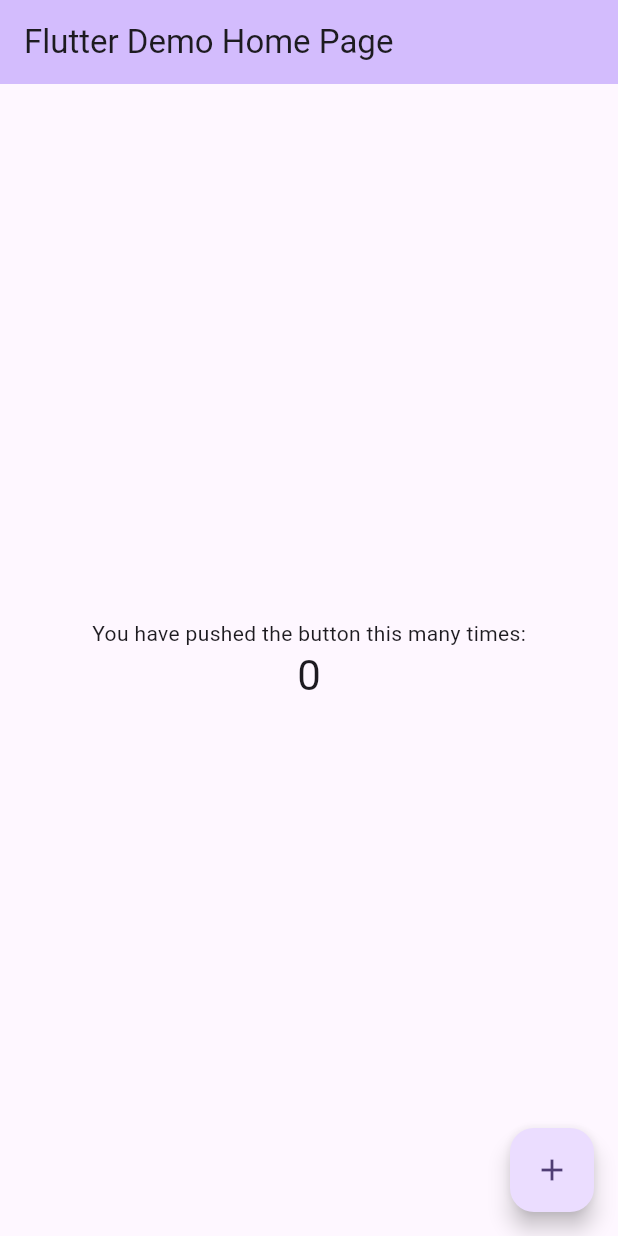
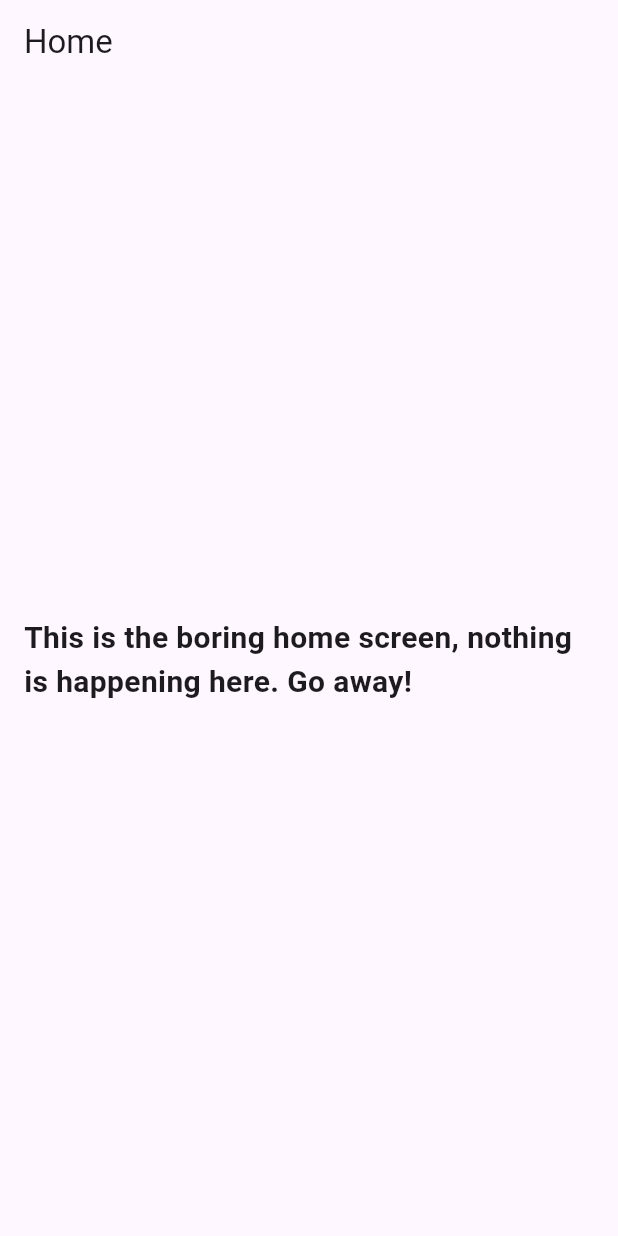
Before and after one commit to HaraldRichter/sharing_intent_demo, a Flutter app: the screen it shows after launch, on a phone screen of 412 x 824 dp. Run offline on Flutter 3.47's test engine with Material 3 defaults, Android fonts, the phone set to English and light mode, and no system bars; missing offline and left inert: flutter_sharing_intent.

Commit message:
first stuff

```diff
--- /dev/null
+++ b/lib/home_screen.dart
@@ -0,0 +1,23 @@
+import 'package:flutter/material.dart';
+
+class HomeScreen extends StatelessWidget {
+  const HomeScreen({super.key});
+
+  @override
+  Widget build(BuildContext context) {
+    return Scaffold(
+      appBar: AppBar(
+        title: const Text("Home"),
+      ),
+      body: const Center(
+        child: Padding(
+          padding: EdgeInsets.all(16.0),
+          child: Text(
+            "This is the boring home screen, nothing is happening here. Go away!",
+            style: TextStyle(fontSize: 20, fontWeight: FontWeight.bold),
+          ),
+        ),
+      ),
+    );
+  }
+}
--- /dev/null
+++ b/lib/init_data.dart
@@ -0,0 +1,6 @@
+class InitData {
+  final String sharedText;
+  final String routeName;
+
+  InitData(this.sharedText, this.routeName);
+}
--- a/lib/main.dart
+++ b/lib/main.dart
@@ -1,125 +1,54 @@
 import 'package:flutter/material.dart';
+import 'package:sharing_intent_demo/home_screen.dart';
+import 'package:flutter_sharing_intent/flutter_sharing_intent.dart';
 
-void main() {
-  runApp(const MyApp());
+
+import 'init_data.dart';
+
+const String homeRoute = "home";
+const String showDataRoute = "showData";
+
+Future<InitData> init() async {
+  String sharedText = "";
+  String routeName = homeRoute;
+
+  return InitData(sharedText, routeName);
 }
 
-class MyApp extends StatelessWidget {
-  const MyApp({super.key});
+void main() async {
+  WidgetsFlutterBinding.ensureInitialized();
+  InitData initData = await init();
 
+
+
+  runApp(MyApp(initData: initData));
+}
+
+class MyApp extends StatefulWidget {
+  const MyApp({super.key, required this.initData});
+  final InitData initData;
+
+  @override
+  State<MyApp> createState() => _MyAppState();
+}
+
+class _MyAppState extends State<MyApp> {
   // This widget is the root of your application.
   @override
   Widget build(BuildContext context) {
     return MaterialApp(
-      title: 'Flutter Demo',
+      title: 'Sharing Intent Demo',
       theme: ThemeData(
-        // This is the theme of your application.
-        //
-        // TRY THIS: Try running your application with "flutter run". You'll see
-        // the application has a blue toolbar. Then, without quitting the app,
-        // try changing the seedColor in the colorScheme below to Colors.green
-        // and then invoke "hot reload" (save your changes or press the "hot
-        // reload" button in a Flutter-supported IDE, or press "r" if you used
-        // the command line to start the app).
-        //
-        // Notice that the counter didn't reset back to zero; the application
-        // state is not lost during the reload. To reset the state, use hot
-        // restart instead.
-        //
-        // This works for code too, not just values: Most code changes can be
-        // tested with just a hot reload.
         colorScheme: ColorScheme.fromSeed(seedColor: Colors.deepPurple),
         useMaterial3: true,
       ),
-      home: const MyHomePage(title: 'Flutter Demo Home Page'),
+      onGenerateRoute: (RouteSettings settings) {
+        switch (settings.name) {
+          case homeRoute:
+            return MaterialPageRoute(builder: (_) => const HomeScreen());
+        }
+      },
+      initialRoute: widget.initData.routeName,
     );
   }
 }
-
-class MyHomePage extends StatefulWidget {
-  const MyHomePage({super.key, required this.title});
-
-  // This widget is the home page of your application. It is stateful, meaning
-  // that it has a State object (defined below) that contains fields that affect
-  // how it looks.
-
-  // This class is the configuration for the state. It holds the values (in this
-  // case the title) provided by the parent (in this case the App widget) and
-  // used by the build method of the State. Fields in a Widget subclass are
-  // always marked "final".
-
-  final String title;
-
-  @override
-  State<MyHomePage> createState() => _MyHomePageState();
-}
-
-class _MyHomePageState extends State<MyHomePage> {
-  int _counter = 0;
-
-  void _incrementCounter() {
-    setState(() {
-      // This call to setState tells the Flutter framework that something has
-      // changed in this State, which causes it to rerun the build method below
-      // so that the display can reflect the updated values. If we changed
-      // _counter without calling setState(), then the build method would not be
-      // called again, and so nothing would appear to happen.
-      _counter++;
-    });
-  }
-
-  @override
-  Widget build(BuildContext context) {
-    // This method is rerun every time setState is called, for instance as done
-    // by the _incrementCounter method above.
-    //
-    // The Flutter framework has been optimized to make rerunning build methods
-    // fast, so that you can just rebuild anything that needs updating rather
-    // than having to individually change instances of widgets.
-    return Scaffold(
-      appBar: AppBar(
-        // TRY THIS: Try changing the color here to a specific color (to
-        // Colors.amber, perhaps?) and trigger a hot reload to see the AppBar
-        // change color while the other colors stay the same.
-        backgroundColor: Theme.of(context).colorScheme.inversePrimary,
-        // Here we take the value from the MyHomePage object that was created by
-        // the App.build method, and use it to set our appbar title.
-        title: Text(widget.title),
-      ),
-      body: Center(
-        // Center is a layout widget. It takes a single child and positions it
-        // in the middle of the parent.
-        child: Column(
-          // Column is also a layout widget. It takes a list of children and
-          // arranges them vertically. By default, it sizes itself to fit its
-          // children horizontally, and tries to be as tall as its parent.
-          //
-          // Column has various properties to control how it sizes itself and
-          // how it positions its children. Here we use mainAxisAlignment to
-          // center the children vertically; the main axis here is the vertical
-          // axis because Columns are vertical (the cross axis would be
-          // horizontal).
-          //
-          // TRY THIS: Invoke "debug painting" (choose the "Toggle Debug Paint"
-          // action in the IDE, or press "p" in the console), to see the
-          // wireframe for each widget.
-          mainAxisAlignment: MainAxisAlignment.center,
-          children: <Widget>[
-            const Text(
-              'You have pushed the button this many times:',
-            ),
-            Text(
-              '$_counter',
-              style: Theme.of(context).textTheme.headlineMedium,
-            ),
-          ],
-        ),
-      ),
-      floatingActionButton: FloatingActionButton(
-        onPressed: _incrementCounter,
-        tooltip: 'Increment',
-        child: const Icon(Icons.add),
-      ), // This trailing comma makes auto-formatting nicer for build methods.
-    );
-  }
-}
```
Also changed, not shown: lib/share_screen.dart (added), 1 other file.
